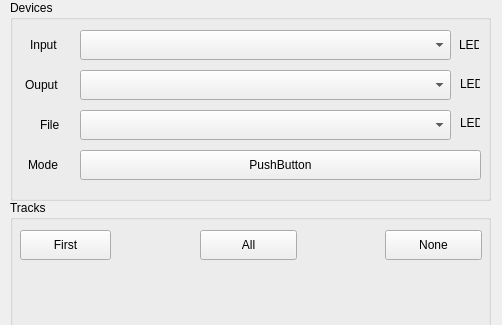
Above: chopin-lab/form.ui from obook/I-like-Chopin before the change; both pictures show x 0 to 502 and y 0 to 325 of the 502 by 495 pixel window. Below: the same form after it.
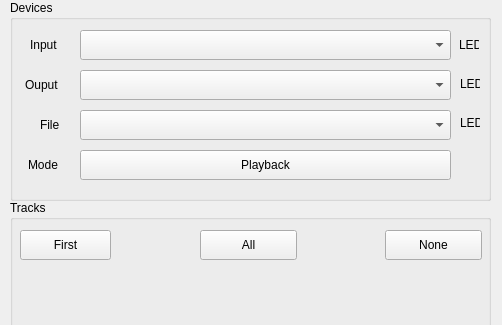
That is the form after the change.

Diff of the .ui file:
```diff
--- a/chopin-lab/form.ui
+++ b/chopin-lab/form.ui
@@ -54,12 +54,12 @@
       <rect>
        <x>70</x>
        <y>150</y>
-       <width>401</width>
+       <width>371</width>
        <height>30</height>
       </rect>
      </property>
      <property name="text">
-      <string>PushButton</string>
+      <string>Playback</string>
      </property>
     </widget>
     <widget class="QLabel" name="label_File">
```
